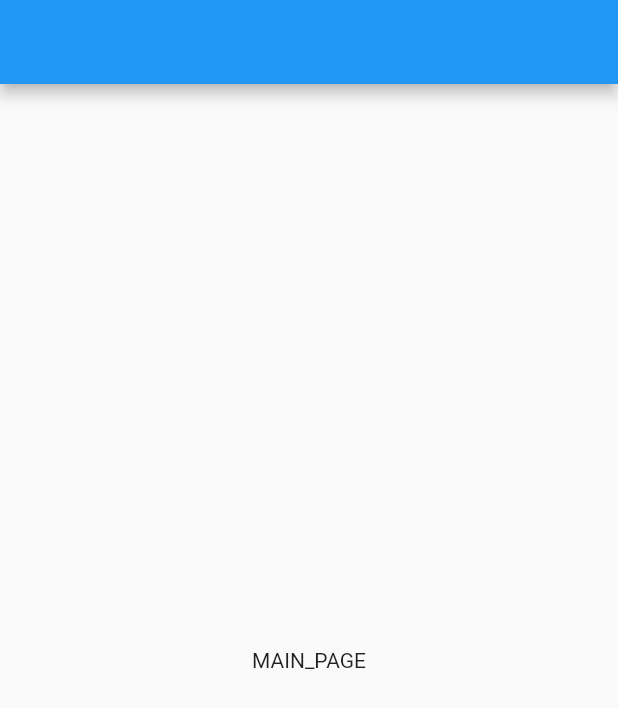
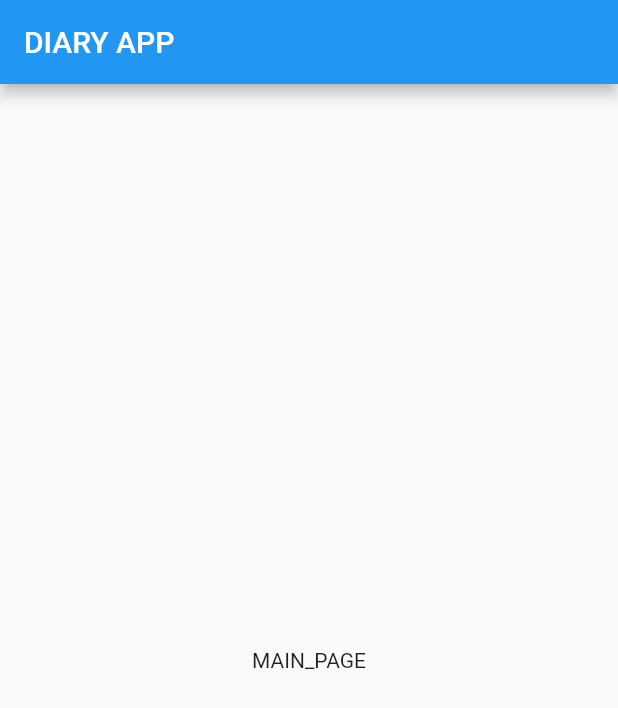
Before and after one commit to StrangeLee/diary_application, a Flutter app: the screen it shows after launch, on a phone screen of 412 x 824 dp. Shown: the top 708 px of the screen. Run offline on Flutter 3.47's test engine with Material 2 defaults, Android fonts, the phone set to English and light mode, and no system bars; drawn by our look-alikes of flutter_platform_widgets.

Commit message:
[FIX] App's title and AppBar 수정

```diff
--- a/lib/main.dart
+++ b/lib/main.dart
@@ -7,6 +7,6 @@ void main() {
     PlatformApp(
     debugShowCheckedModeBanner: false,
     home: MainPage(),
-    title: 'Basket Timer',
+    title: 'Diary Application',
   ));
 }
--- a/lib/main_page.dart
+++ b/lib/main_page.dart
@@ -11,7 +11,9 @@ class _MainPageState extends State<MainPage> {
   @override
   Widget build(BuildContext context) {
     return PlatformScaffold(
-      appBar: PlatformAppBar(),
+      appBar: PlatformAppBar(
+        title: PlatformText('Diary App'),
+      ),
       body: Center(
         child: PlatformText('main_page'),
       ),
```
